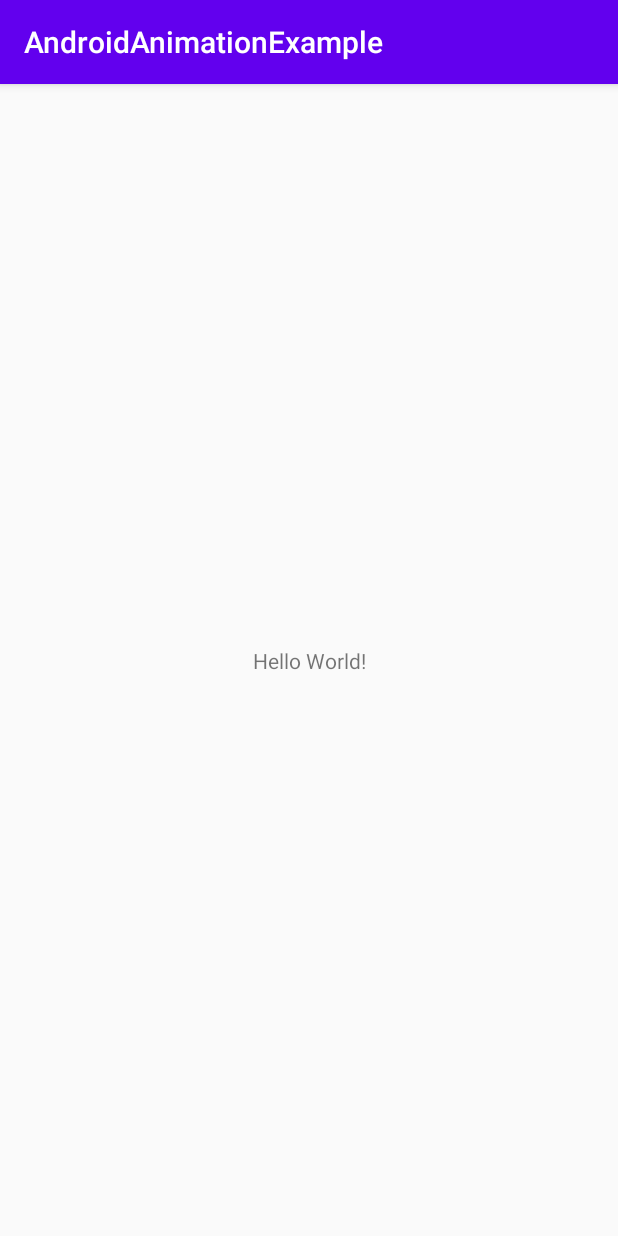
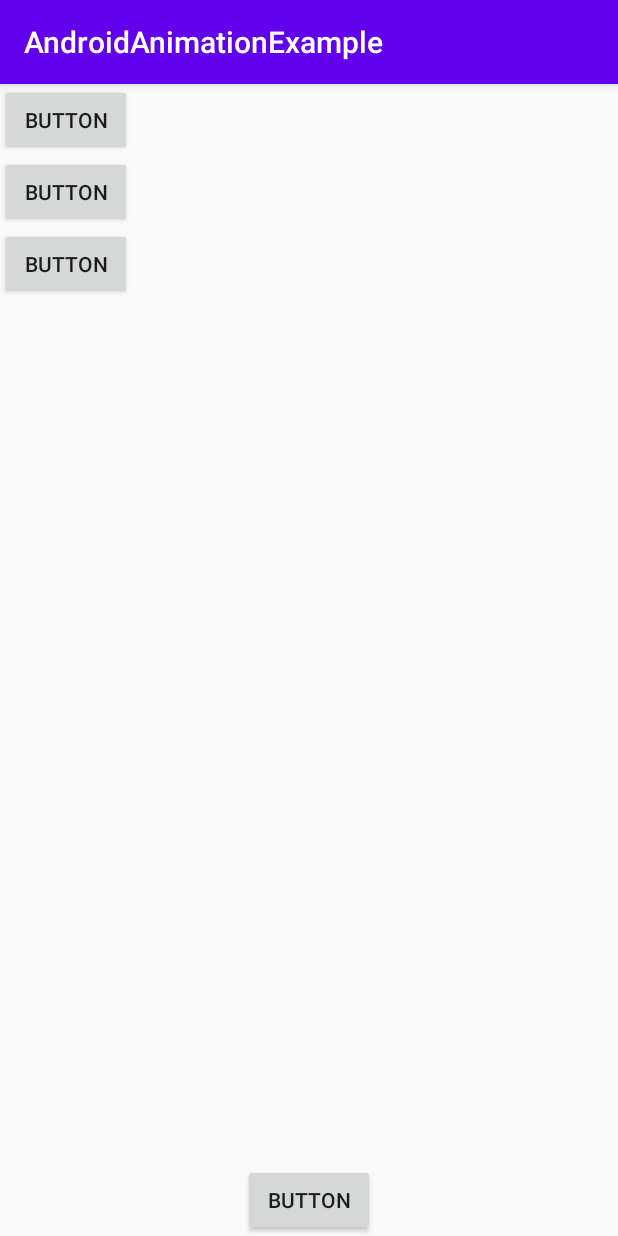
Before and after one commit to jama5262/AndroidAnimation, an Android app: the screen it shows after launch (MainActivity), on a phone screen of 412 x 824 dp. Run offline under Robolectric (Android 15) with nearby library versions, the phone set to English and light mode, and no system bars.

Commit message:
[Finished] Module integrated

```diff
--- a/app/src/main/java/com/example/androidanimation/MainActivity.kt
+++ b/app/src/main/java/com/example/androidanimation/MainActivity.kt
@@ -2,11 +2,17 @@ package com.example.androidanimation
 
 import androidx.appcompat.app.AppCompatActivity
 import android.os.Bundle
+import kotlinx.android.synthetic.main.activity_main.*
 
 class MainActivity : AppCompatActivity() {
 
     override fun onCreate(savedInstanceState: Bundle?) {
         super.onCreate(savedInstanceState)
         setContentView(R.layout.activity_main)
+
+        button.setOnClickListener {
+
+        }
+
     }
 }
--- a/app/src/main/res/layout/activity_main.xml
+++ b/app/src/main/res/layout/activity_main.xml
@@ -6,13 +6,36 @@
     android:layout_height="match_parent"
     tools:context=".MainActivity">
 
-    <TextView
+    <Button
+        android:id="@+id/button"
         android:layout_width="wrap_content"
         android:layout_height="wrap_content"
-        android:text="Hello World!"
+        android:text="Button"
         app:layout_constraintBottom_toBottomOf="parent"
-        app:layout_constraintLeft_toLeftOf="parent"
-        app:layout_constraintRight_toRightOf="parent"
+        app:layout_constraintEnd_toEndOf="parent"
+        app:layout_constraintStart_toStartOf="parent" />
+
+    <Button
+        android:id="@+id/buttonAnimate1"
+        android:layout_width="wrap_content"
+        android:layout_height="wrap_content"
+        android:text="Button"
+        app:layout_constraintStart_toStartOf="parent"
         app:layout_constraintTop_toTopOf="parent" />
 
+    <Button
+        android:id="@+id/buttonAnimate2"
+        android:layout_width="wrap_content"
+        android:layout_height="wrap_content"
+        android:text="Button"
+        app:layout_constraintStart_toStartOf="parent"
+        app:layout_constraintTop_toBottomOf="@+id/buttonAnimate1" />
+
+    <Button
+        android:id="@+id/buttonAnimate3"
+        android:layout_width="wrap_content"
+        android:layout_height="wrap_content"
+        android:text="Button"
+        app:layout_constraintStart_toStartOf="parent"
+        app:layout_constraintTop_toBottomOf="@+id/buttonAnimate2" />
 </androidx.constraintlayout.widget.ConstraintLayout>
```
